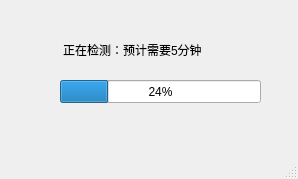
Buct-king/ai-Project, file sxw/gui/child_progress.ui: the form before one commit.
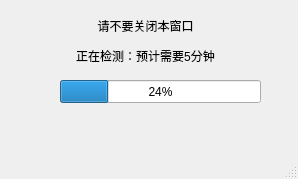
The form after the commit.

Patch:
```diff
--- a/sxw/gui/child_progress.ui
+++ b/sxw/gui/child_progress.ui
@@ -30,14 +30,39 @@
    <widget class="QLabel" name="label">
     <property name="geometry">
      <rect>
-      <x>63</x>
+      <x>0</x>
       <y>40</y>
-      <width>161</width>
-      <height>20</height>
+      <width>291</width>
+      <height>31</height>
      </rect>
     </property>
     <property name="text">
      <string>正在检测：预计需要5分钟</string>
+    </property>
+    <property name="alignment">
+     <set>Qt::AlignCenter</set>
+    </property>
+   </widget>
+   <widget class="QLabel" name="label_2">
+    <property name="geometry">
+     <rect>
+      <x>0</x>
+      <y>10</y>
+      <width>291</width>
+      <height>31</height>
+     </rect>
+    </property>
+    <property name="text">
+     <string>请不要关闭本窗口</string>
+    </property>
+    <property name="textFormat">
+     <enum>Qt::AutoText</enum>
+    </property>
+    <property name="alignment">
+     <set>Qt::AlignCenter</set>
+    </property>
+    <property name="wordWrap">
+     <bool>false</bool>
     </property>
    </widget>
   </widget>
```
Left out of the diff: 2 changed lines with no effect on the pictures.
